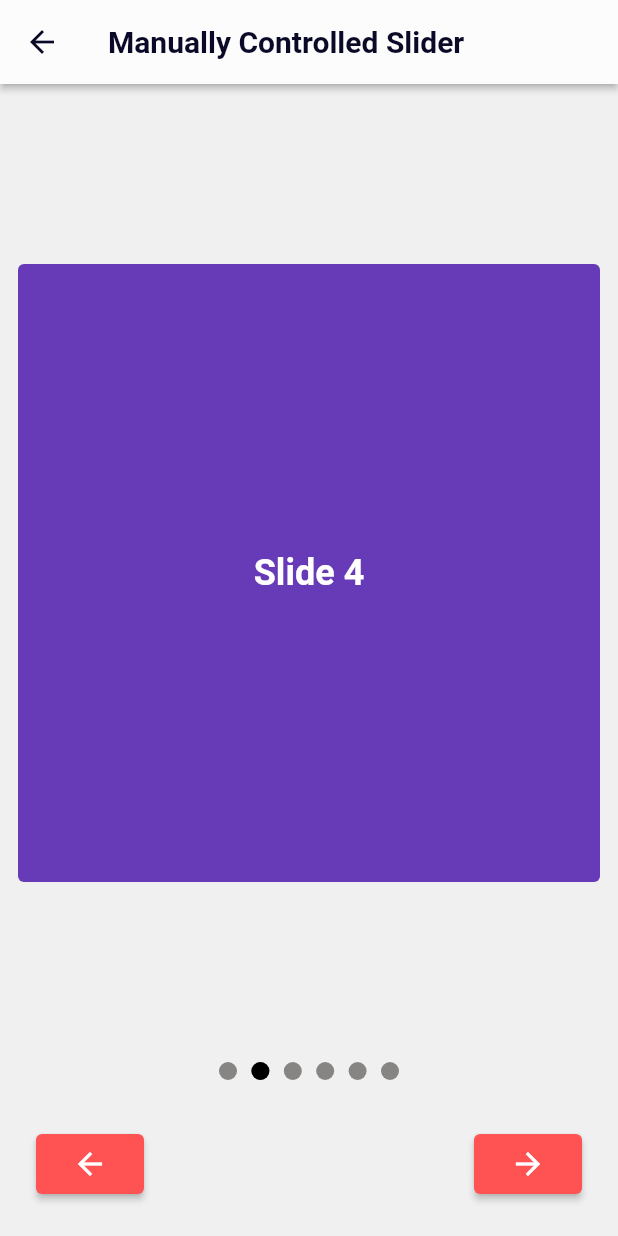
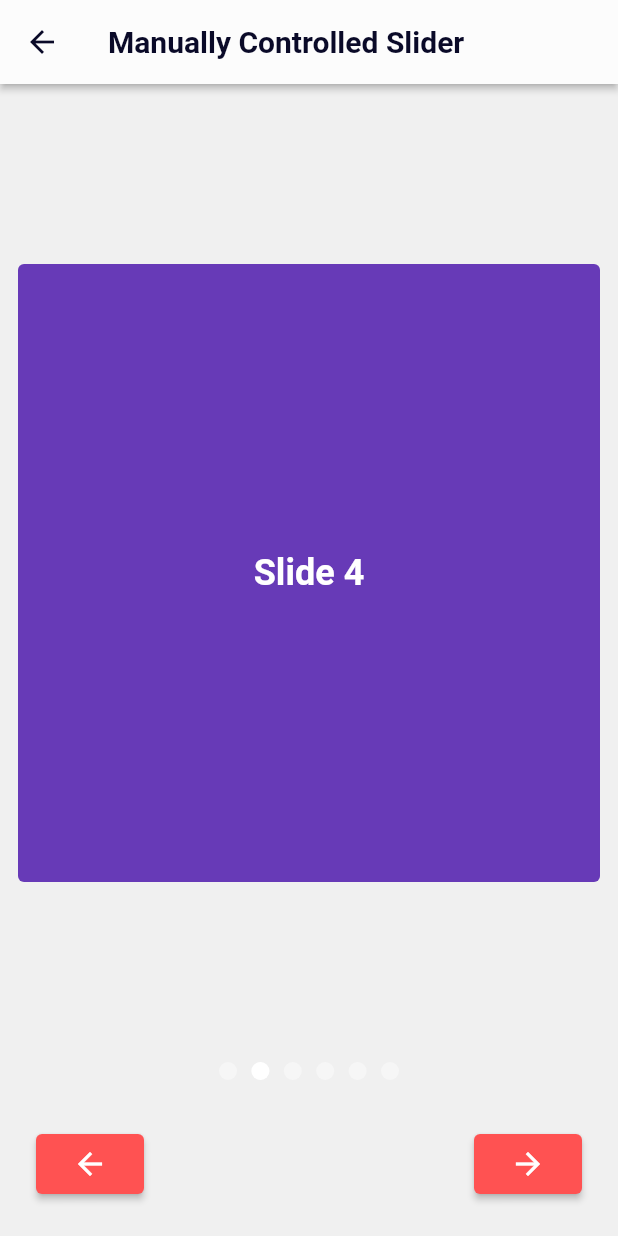
Before and after one commit to nixrajput/flutter_carousel_widget, a Flutter app: the ManuallyControlledSlider screen opened by its route, after a tap on the "arrow forward" icon, on a phone screen of 412 x 824 dp. Run offline on Flutter 3.47's test engine with Material 2 defaults, Android fonts, the phone set to English and light mode, and no system bars.

Commit message:
bumped to version 2.0.4

```diff
--- a/lib/src/indicators/circular_wave_slide_indicator.dart
+++ b/lib/src/indicators/circular_wave_slide_indicator.dart
@@ -1,5 +1,4 @@
 import 'package:flutter/material.dart';
-import 'package:flutter/scheduler.dart';
 
 import 'slide_indicator.dart';
 
@@ -29,11 +28,11 @@ class CircularWaveSlideIndicator implements SlideIndicator {
     var activeColor = const Color(0xFFFFFFFF);
     var backgroundColor = const Color(0x66FFFFFF);
 
-    if (SchedulerBinding.instance.window.platformBrightness ==
-        Brightness.light) {
-      activeColor = const Color(0xFF000000);
-      backgroundColor = const Color(0xFF878484);
-    }
+    // if (SchedulerBinding.instance.window.platformBrightness ==
+    //     Brightness.light) {
+    //   activeColor = const Color(0xFF000000);
+    //   backgroundColor = const Color(0xFF878484);
+    // }
 
     return Container(
       alignment: alignment,
--- a/pubspec.yaml
+++ b/pubspec.yaml
@@ -1,6 +1,6 @@
 name: flutter_carousel_widget
 description: A customizable carousel slider widget in Flutter which supports infinite scrolling, auto scrolling, custom child widget, custom animations and built-in indicators.
-version: 2.0.3
+version: 2.0.4
 homepage: https://github.com/nixrajput
 repository: https://github.com/nixrajput/flutter_carousel_widget
 issue_tracker: https://github.com/nixrajput/flutter_carousel_widget/issues
```
Also changed, not shown: lib/src/indicators/circular_slide_indicator.dart (+5 -6 lines), lib/src/indicators/circular_static_indicator.dart (+5 -6 lines), lib/src/indicators/sequential_fill_indicator.dart (+5 -6 lines), 1 other file.
